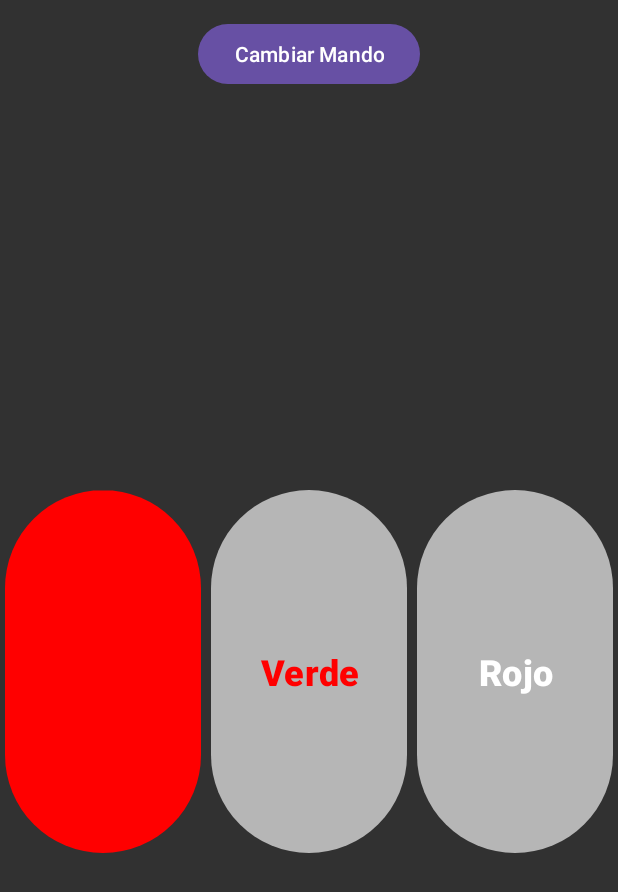
After one commit to MiguelSuarezSanz/TFG-App-Surdo, an Android app: the MandoUnificadoActivity screen opened directly, with no data from a screen before it, on a phone screen of 412 x 824 dp. The commit adds this screen. Shown: the top 892 px of the screen. Run offline under Robolectric (Android 15) with nearby library versions, the light colour scheme and no system bars.

Commit message:
mas tests con giroscopio

```diff
--- a/ModuloMovil/MandosAppSurdo/app/src/main/java/com/example/mandosapp_surdo/MainActivity.java
+++ b/ModuloMovil/MandosAppSurdo/app/src/main/java/com/example/mandosapp_surdo/MainActivity.java
@@ -27,6 +27,7 @@ public class MainActivity extends AppCompatActivity {
             return insets;
         });
 
+        // Estos son los colores que se le pasaran al segundo mando
         String[] colores = new String[] {"Rojo", "Amarillo", "Verde", "Azul"};
 
         final Button mando1 = findViewById(R.id.mando1);
@@ -41,13 +42,15 @@ public class MainActivity extends AppCompatActivity {
             }
         });
 
+        /* Cuando se quiera entrar en el segundo mando, el programa elegira de forma aleatoria uno
+        de los colores guardados, y se lo pasara a su actividad como un extra */
         mando2.setOnClickListener(new View.OnClickListener() {
             @Override
             public void onClick(View v) {
 
                 String color = colores[new Random().nextInt(colores.length)];
 
-                final Intent myIntent = new Intent(MainActivity.this, Mando2Activity.class);
+                final Intent myIntent = new Intent(MainActivity.this, ConexionMandoActivity.class);
                 myIntent.putExtra("color", color);
                 startActivity(myIntent);
             }
--- /dev/null
+++ b/ModuloMovil/MandosAppSurdo/app/src/main/java/com/example/mandosapp_surdo/MandoUnificadoActivity.java
@@ -0,0 +1,247 @@
+package com.example.mandosapp_surdo;
+
+import android.content.Context;
+import android.content.res.ColorStateList;
+import android.graphics.Color;
+import android.hardware.Sensor;
+import android.hardware.SensorEvent;
+import android.hardware.SensorEventListener;
+import android.hardware.SensorManager;
+import android.media.MediaPlayer;
+import android.os.Bundle;
+import android.view.View;
+import android.widget.Button;
+import android.widget.ImageView;
+import android.widget.LinearLayout;
+import android.widget.Toast;
+import androidx.activity.EdgeToEdge;
+import androidx.appcompat.app.AppCompatActivity;
+import androidx.constraintlayout.widget.ConstraintLayout;
+import androidx.core.graphics.Insets;
+import androidx.core.view.ViewCompat;
+import androidx.core.view.WindowInsetsCompat;
+import com.google.android.material.button.MaterialButton;
+import java.util.Random;
+
+public class MandoUnificadoActivity extends AppCompatActivity implements SensorEventListener {
+
+    // =========================================================
+    // ATRIBUTOS COMPARTIDOS
+    // =========================================================
+
+    // Indica qué mando está activo ahora mismo (empieza en el 2)
+    private int mandoActivo = 2;
+
+    // Contenedores de cada mando en el layout
+    private LinearLayout contenedorMando2;
+    private ConstraintLayout contenedorMando3;
+
+    // =========================================================
+    // ATRIBUTOS DEL MANDO 3 (deben ser de instancia porque los
+    // usa onSensorChanged, que se llama fuera de onCreate)
+    // =========================================================
+    private SensorManager sensorManager;
+    private Sensor rotationSensor;
+    private float[] rotationMatrix = new float[9];
+    private float[] orientationAngles = new float[3];
+    private ImageView imagen;
+    private MediaPlayer cancion;
+
+    // =========================================================
+    // CICLO DE VIDA
+    // =========================================================
+
+    @Override
+    protected void onCreate(Bundle savedInstanceState) {
+        super.onCreate(savedInstanceState);
+        EdgeToEdge.enable(this);
+        setContentView(R.layout.activity_mando_unificado);
+
+        ViewCompat.setOnApplyWindowInsetsListener(findViewById(R.id.main), (v, insets) -> {
+            Insets systemBars = insets.getInsets(WindowInsetsCompat.Type.systemBars());
+            v.setPadding(systemBars.left, systemBars.top, systemBars.right, systemBars.bottom);
+            return insets;
+        });
+
+        // Referencio los contenedores
+        contenedorMando2 = findViewById(R.id.contenedorMando2);
+        contenedorMando3 = findViewById(R.id.contenedorMando3);
+
+        // Inicializo cada mando de forma independiente
+        inicializarMando2();
+        inicializarMando3();
+
+        // Botón para alternar entre mandos
+        Button btnCambiar = findViewById(R.id.btnCambiarMando);
+        btnCambiar.setOnClickListener(v -> cambiarMando());
+    }
+
+    @Override
+    protected void onResume() {
+        super.onResume();
+        // Solo registro el sensor si el mando 3 está activo
+        if (mandoActivo == 3 && rotationSensor != null) {
+            sensorManager.registerListener(this, rotationSensor, SensorManager.SENSOR_DELAY_GAME);
+        }
+    }
+
+    @Override
+    protected void onPause() {
+        super.onPause();
+        // Siempre desregistro el sensor y pauso la canción al salir
+        sensorManager.unregisterListener(this);
+        if (cancion != null && cancion.isPlaying()) {
+            cancion.pause();
+        }
+    }
+
+    @Override
+    protected void onDestroy() {
+        super.onDestroy();
+        // Libero el MediaPlayer al cerrar la actividad
+        if (cancion != null) {
+            cancion.release();
+            cancion = null;
+        }
+    }
+
+    // =========================================================
+    // LÓGICA DE CAMBIO DE MANDO
+    // =========================================================
+
+    private void cambiarMando() {
+        if (mandoActivo == 2) {
+            // Oculto el mando 2 y muestro el 3
+            contenedorMando2.setVisibility(View.GONE);
+            contenedorMando3.setVisibility(View.VISIBLE);
+            mandoActivo = 3;
+
+            // Registro el sensor al activar el mando 3
+            if (rotationSensor != null) {
+                sensorManager.registerListener(this, rotationSensor, SensorManager.SENSOR_DELAY_GAME);
+            }
+
+        } else {
+            // Oculto el mando 3 y muestro el 2
+            contenedorMando3.setVisibility(View.GONE);
+            contenedorMando2.setVisibility(View.VISIBLE);
+            mandoActivo = 2;
+
+            // Desregistro el sensor y paro la canción al salir del mando 3
+            sensorManager.unregisterListener(this);
+            if (cancion != null && cancion.isPlaying()) {
+                cancion.pause();
+            }
+            imagen.setVisibility(View.GONE);
+        }
+    }
+
+    // =========================================================
+    // MANDO 2 — Botones de colores
+    // Código extraído de Mando2Activity sin apenas cambios
+    // =========================================================
+
+    private void inicializarMando2() {
+
+        // Recojo el color enviado por la actividad anterior igual que antes
+        String[] colores;
+        Bundle extras = getIntent().getExtras();
+        String color = (extras != null) ? extras.getString("color", "Rojo") : "Rojo";
+
+        MaterialButton btn1 = findViewById(R.id.btn1);
+        MaterialButton btn2 = findViewById(R.id.btn2);
+        MaterialButton btn3 = findViewById(R.id.btn3);
+        String textobtn2;
+
+        // Switch idéntico al original
+        switch (color) {
+            case "Rojo":
+                colores = new String[]{"Amarillo", "Verde", "Azul"};
+                textobtn2 = colores[new Random().nextInt(colores.length)];
+                btn1.setBackgroundTintList(ColorStateList.valueOf(Color.RED));
+                btn2.setTextColor(Color.RED);
+                btn2.setText(textobtn2);
+                btn3.setText("Rojo");
+                break;
+            case "Amarillo":
+                colores = new String[]{"Rojo", "Verde", "Azul"};
+                textobtn2 = colores[new Random().nextInt(colores.length)];
+                btn1.setBackgroundTintList(ColorStateList.valueOf(Color.YELLOW));
+                btn2.setTextColor(Color.YELLOW);
+                btn2.setText(textobtn2);
+                btn3.setText("Amarillo");
+                break;
+            case "Verde":
+                colores = new String[]{"Rojo", "Amarillo", "Azul"};
+                textobtn2 = colores[new Random().nextInt(colores.length)];
+                btn1.setBackgroundTintList(ColorStateList.valueOf(Color.GREEN));
+                btn2.setTextColor(Color.GREEN);
+                btn2.setText(textobtn2);
+                btn3.setText("Verde");
+                break;
+            case "Azul":
+            default:
+                colores = new String[]{"Rojo", "Amarillo", "Verde"};
+                textobtn2 = colores[new Random().nextInt(colores.length)];
+                btn1.setBackgroundTintList(ColorStateList.valueOf(Color.BLUE));
+                btn2.setTextColor(Color.BLUE);
+                btn2.setText(textobtn2);
+                btn3.setText("Azul");
+                break;
+        }
+
+        // Número aleatorio para determinar el botón correcto, igual que antes
+        int numRandom = (int) (Math.random() * 3) + 1;
+
+        btn1.setOnClickListener(v -> comprobarBoton(1, numRandom));
+        btn2.setOnClickListener(v -> comprobarBoton(2, numRandom));
+        btn3.setOnClickListener(v -> comprobarBoton(3, numRandom));
+    }
+
+    // Extraigo la comprobación a un método para no repetir código en los tres listeners
+    private void comprobarBoton(int numBoton, int numRandom) {
+        if (numBoton == numRandom) {
+            Toast.makeText(this, "Boton Correcto", Toast.LENGTH_SHORT).show();
+        } else {
+            Toast.makeText(this, "Boton Incorrecto", Toast.LENGTH_SHORT).show();
+        }
+    }
+
+    // =========================================================
+    // MANDO 3 — Giroscopio + imagen + canción
+    // Código extraído de Mando3Activity sin apenas cambios
+    // =========================================================
+
+    private void inicializarMando3() {
+        cancion = MediaPlayer.create(this, R.raw.cancion);
+        imagen = findViewById(R.id.imagen);
+        sensorManager = (SensorManager) getSystemService(Context.SENSOR_SERVICE);
+
+        if (sensorManager != null) {
+            rotationSensor = sensorManager.getDefaultSensor(Sensor.TYPE_ROTATION_VECTOR);
+        }
+        // El sensor NO se registra aquí: el mando 3 empieza oculto,
+        // se activará cuando el usuario pulse "Cambiar Mando"
+    }
+
+    // Callback del sensor — idéntico al original de Mando3Activity
+    @Override
+    public void onSensorChanged(SensorEvent event) {
+        SensorManager.getRotationMatrixFromVector(rotationMatrix, event.values);
+        SensorManager.getOrientation(rotationMatrix, orientationAngles);
+
+        float pitch = (float) Math.toDegrees(orientationAngles[1]);
+
+        if (pitch < 10.0 && pitch > -10.0) {
+            imagen.setVisibility(ImageView.VISIBLE);
+            cancion.start();
+            cancion.setLooping(true);
+        } else {
+            imagen.setVisibility(ImageView.GONE);
+            cancion.pause();
+        }
+    }
+
+    @Override
+    public void onAccuracyChanged(Sensor sensor, int accuracy) { }
+}
--- /dev/null
+++ b/ModuloMovil/MandosAppSurdo/app/src/main/res/layout/activity_mando_unificado.xml
@@ -0,0 +1,105 @@
+<?xml version="1.0" encoding="utf-8"?>
+<LinearLayout xmlns:android="http://schemas.android.com/apk/res/android"
+    xmlns:app="http://schemas.android.com/apk/res-auto"
+    android:id="@+id/main"
+    android:layout_width="match_parent"
+    android:layout_height="match_parent"
+    android:background="#313131"
+    android:orientation="vertical">
+
+    <!-- ========================================================
+         BOTÓN PARA CAMBIAR DE MANDO
+         Siempre visible en la parte superior
+    ========================================================= -->
+    <Button
+        android:id="@+id/btnCambiarMando"
+        android:layout_width="wrap_content"
+        android:layout_height="wrap_content"
+        android:layout_gravity="center_horizontal"
+        android:layout_margin="12dp"
+        android:text="Cambiar Mando"
+        android:textAllCaps="false" />
+
+    <!-- ========================================================
+         MANDO 2 — Tres botones de colores
+         Ocupa todo el espacio restante cuando está visible
+    ========================================================= -->
+    <LinearLayout
+        android:id="@+id/contenedorMando2"
+        android:layout_width="match_parent"
+        android:layout_height="0dp"
+        android:layout_weight="1"
+        android:gravity="center"
+        android:orientation="horizontal"
+        android:visibility="visible">
+
+        <com.google.android.material.button.MaterialButton
+            android:id="@+id/btn1"
+            android:layout_width="0dp"
+            android:layout_height="250dp"
+            android:layout_margin="5px"
+            android:layout_weight="1"
+            android:text=""
+            android:textAlignment="center"
+            android:textAllCaps="false"
+            android:textSize="24sp"
+            android:textStyle="bold"
+            app:backgroundTint="#FFEB3B"
+            app:cornerRadius="250dp" />
+
+        <com.google.android.material.button.MaterialButton
+            android:id="@+id/btn2"
+            android:layout_width="0dp"
+            android:layout_height="250dp"
+            android:layout_margin="5px"
+            android:layout_weight="1"
+            android:text=""
+            android:textAlignment="center"
+            android:textAllCaps="false"
+            android:textSize="24sp"
+            android:textStyle="bold"
+            app:backgroundTint="#B6B6B6"
+            app:cornerRadius="260dp" />
+
+        <com.google.android.material.button.MaterialButton
+            android:id="@+id/btn3"
+            android:layout_width="0dp"
+            android:layout_height="250dp"
+            android:layout_margin="5px"
+            android:layout_weight="1"
+            android:text=""
+            android:textAlignment="center"
+            android:textAllCaps="false"
+            android:textSize="24sp"
+            android:textStyle="bold"
+            app:backgroundTint="#B6B6B6"
+            app:cornerRadius="260dp" />
+
+    </LinearLayout>
+
+    <!-- ========================================================
+         MANDO 3 — Giroscopio + imagen + canción
+         Empieza oculto, se muestra al cambiar de mando
+    ========================================================= -->
+    <androidx.constraintlayout.widget.ConstraintLayout
+        android:id="@+id/contenedorMando3"
+        android:layout_width="match_parent"
+        android:layout_height="0dp"
+        android:layout_weight="1"
+        android:visibility="gone">
+
+        <ImageView
+            android:id="@+id/imagen"
+            android:layout_width="wrap_content"
+            android:layout_height="wrap_content"
+            android:rotation="90"
+            android:visibility="gone"
+            app:layout_constraintBottom_toBottomOf="parent"
+            app:layout_constraintEnd_toEndOf="parent"
+            app:layout_constraintStart_toStartOf="parent"
+            app:layout_constraintTop_toTopOf="parent"
+            app:srcCompat="@drawable/pistola" />
+
+    </androidx.constraintlayout.widget.ConstraintLayout>
+
+</LinearLayout>
```
Also changed, not shown: ModuloMovil/MandosAppSurdo/app/src/main/AndroidManifest.xml (+7 -0 lines), ModuloMovil/MandosAppSurdo/app/src/main/java/com/example/mandosapp_surdo/ConexionMandoActivity.java (added, +24 -0 lines), ModuloMovil/MandosAppSurdo/app/src/main/java/com/example/mandosapp_surdo/Mando2Activity.java (+15 -0 lines), ModuloMovil/MandosAppSurdo/app/src/main/java/com/example/mandosapp_surdo/Mando3Activity.java (+16 -10 lines), ModuloMovil/MandosAppSurdo/app/src/main/res/layout/activity_conexion_mando.xml (added, +10 -0 lines), ModuloMovil/MandosAppSurdo/app/src/main/res/drawable/campana.png (added), ModuloMovil/MandosAppSurdo/app/src/main/res/drawable/cuchillo.png (added), 2 other files.
